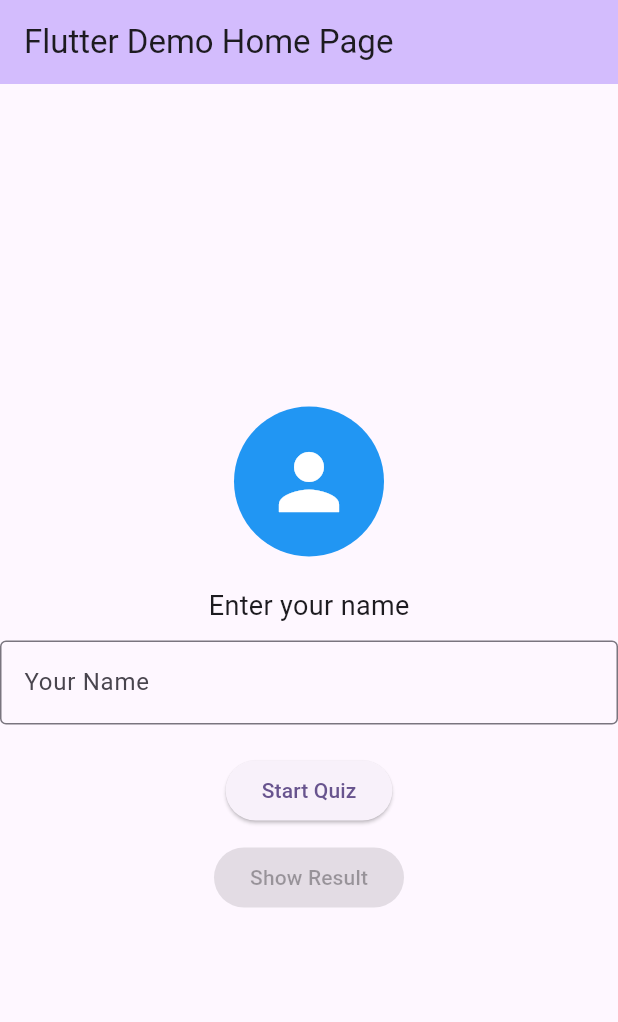
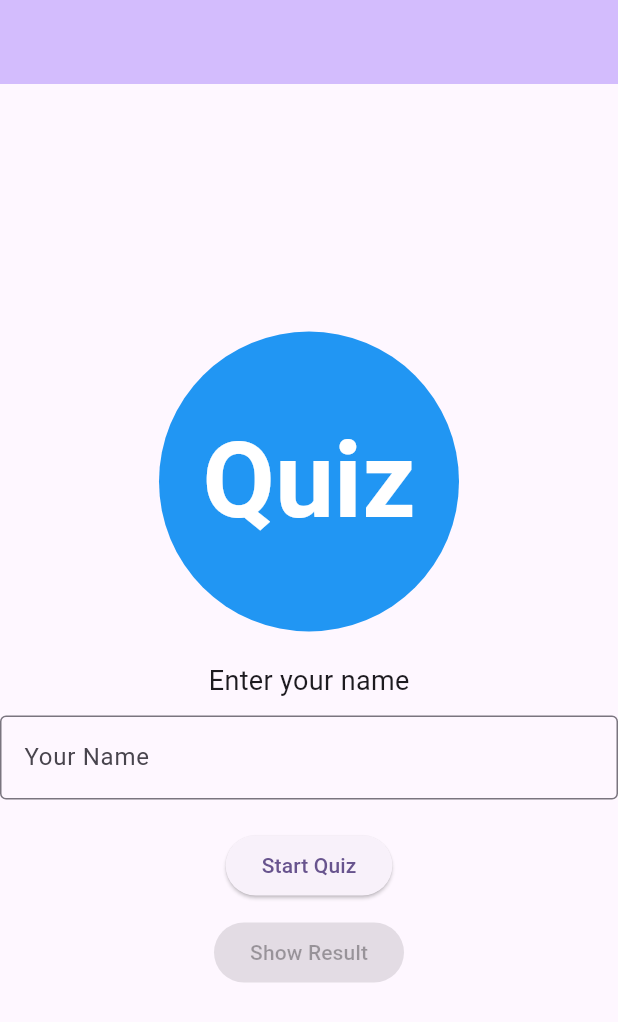
Before and after one commit to bhumika2080/TriviaApp, a Flutter app: the screen it shows after launch, on a phone screen of 412 x 824 dp. Shown: the top 1022 px of the screen. Run offline on Flutter 3.47's test engine with Material 3 defaults, Android fonts, the phone set to English and light mode, and no system bars; our stand-ins replace shared_preferences.

```diff
--- a/lib/main.dart
+++ b/lib/main.dart
@@ -11,16 +11,15 @@ void main() {
 class MyApp extends StatelessWidget {
   const MyApp({super.key});
 
-  // This widget is the root of your application.
   @override
   Widget build(BuildContext context) {
     return MaterialApp(
-      title: 'Flutter Demo',
+      debugShowCheckedModeBanner: false,
       theme: ThemeData(
         colorScheme: ColorScheme.fromSeed(seedColor: Colors.deepPurple),
         useMaterial3: true,
       ),
-      home: const MyHomePage(title: 'Flutter Demo Home Page'),
+      home: const MyHomePage(title: ''),
     );
   }
 }
@@ -36,7 +35,6 @@ class MyHomePage extends StatefulWidget {
 class _MyHomePageState extends State<MyHomePage> {
   String userName = '';
 
-
   @override
   Widget build(BuildContext context) {
     final isKeyboard = MediaQuery.of(context).viewInsets.bottom != 0;
@@ -51,12 +49,15 @@ class _MyHomePageState extends State<MyHomePage> {
           children: <Widget>[
             if (!isKeyboard)
               CircleAvatar(
-                radius: 50,
+                radius: 100,
                 backgroundColor: Colors.blue,
-                child: Icon(
-                  Icons.person,
-                  size: 60,
-                  color: Colors.white,
+                child: Text(
+                  'Quiz',
+                  style: TextStyle(
+                    fontSize: 70,
+                    color: Colors.white,
+                    fontWeight: FontWeight.bold,
+                  ),
                 ),
               ),
             SizedBox(height: 20),
@@ -100,7 +101,6 @@ class _MyHomePageState extends State<MyHomePage> {
               },
               child: Text('Start Quiz'),
             ),
-
             SizedBox(height: 10),
             ElevatedButton(
               onPressed: userName.isNotEmpty
--- a/lib/screens/result_screen.dart
+++ b/lib/screens/result_screen.dart
@@ -1,4 +1,3 @@
-// same as before but ui validation
 
 import 'package:flutter/material.dart';
 import 'package:shared_preferences/shared_preferences.dart';
```
Also changed, not shown: lib/screens/quiz_screen.dart (+38 -178 lines).
